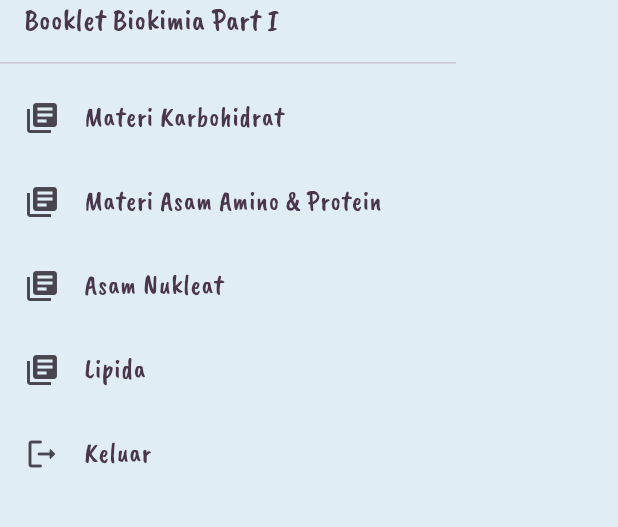
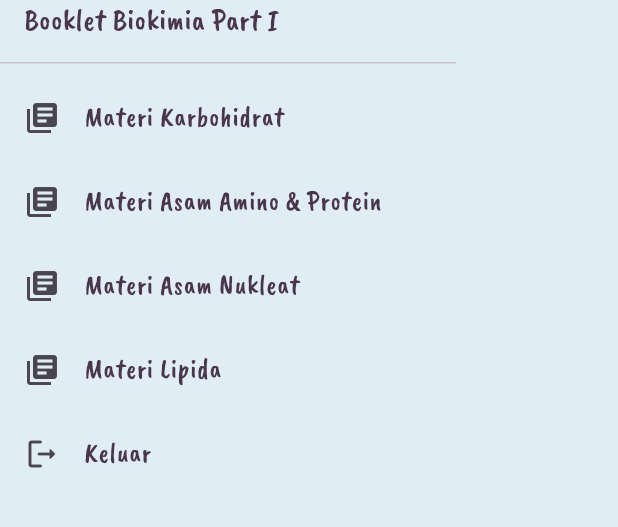
Before and after one commit to ariefendi992/BioMol, a Flutter app: the WDrawer widget shown alone on an empty page, opened directly, on a phone screen of 412 x 824 dp, the part 178-705 px from its top. Run offline on Flutter 3.47's test engine with Material 3 defaults, Android fonts, the phone set to English and light mode, and no system bars; our stand-ins replace bloc, flutter_bloc.

Commit message:
fix widget drawer

```diff
--- a/lib/ui/widgets/widget_drawer.dart
+++ b/lib/ui/widgets/widget_drawer.dart
@@ -79,7 +79,7 @@ class WDrawer extends StatelessWidget {
           ListTile(
             leading: Icon(Icons.my_library_books),
             title: Text(
-              'Asam Nukleat',
+              'Materi Asam Nukleat',
               style: blackTextStyle.copyWith(
                 fontFamily: caveatBrush,
                 fontSize: 18,
@@ -93,7 +93,7 @@ class WDrawer extends StatelessWidget {
           ListTile(
             leading: Icon(Icons.my_library_books),
             title: Text(
-              'Lipida',
+              'Materi Lipida',
               style: blackTextStyle.copyWith(
                 fontFamily: caveatBrush,
                 fontSize: 18,
```
